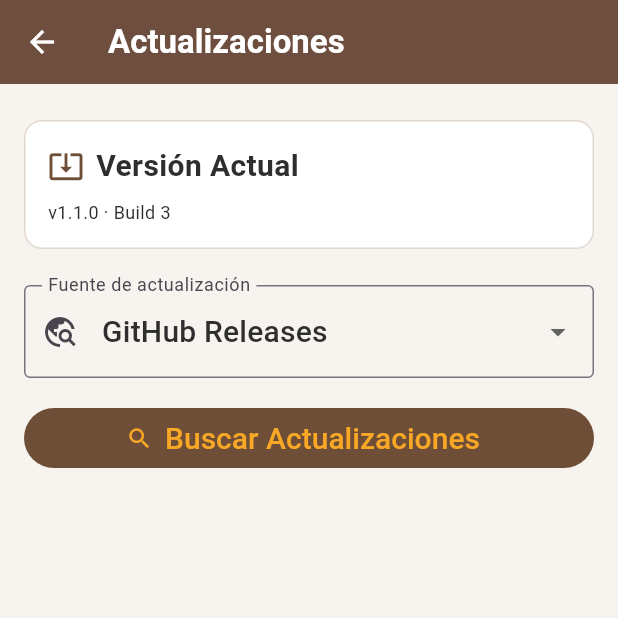
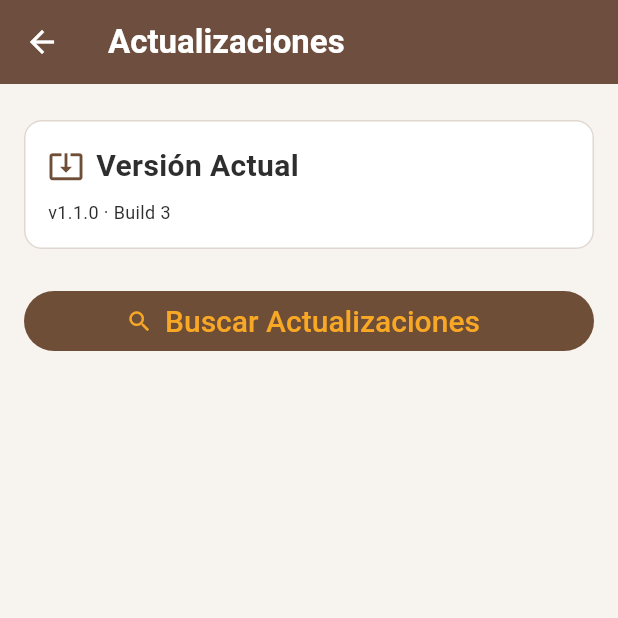
Before and after one commit to jonattancarmona92/compra-app, a Flutter app: the ActualizacionesScreen screen opened directly with empty values, on a phone screen of 412 x 824 dp, the top half of it. Run offline on Flutter 3.47's test engine with Material 3 defaults, Android fonts, the phone set to English and light mode, and no system bars; our stand-ins replace drift, flutter_riverpod, flutter_secure_storage, package_info_plus, pdf, permission_handler and 3 more; missing offline and left inert: ntp, ota_update; accounts and stored records are empty; generated files the repository leaves out were written again; network calls fail.

Commit message:
chore: eliminar Firebase del proyecto (Remote Config, Storage, hosting y google-services) — actualizaciones solo vía GitHub Releases

```diff
--- a/lib/features/configuraciones/actualizaciones_screen.dart
+++ b/lib/features/configuraciones/actualizaciones_screen.dart
@@ -1,6 +1,6 @@
 // ==================== CONFIGURACIONES > ACTUALIZACIONES ====================
-// Consulta la versión publicada en Firebase Remote Config y, si hay una
-// nueva, permite descargarla e instalarla OTA. Reglas de negocio:
+// Consulta la versión publicada en GitHub Releases y, si hay una nueva,
+// permite descargarla e instalarla OTA. Reglas de negocio:
 //   1. No se actualiza si hay un turno de caja abierto (alerta bloqueante).
 //   2. Se solicita el ID de dispositivo (4 caracteres) y debe coincidir
 //      con el guardado en la app (hardware binding).
@@ -22,16 +22,6 @@ import '../inicio/control_inicio_provider.dart';
 import 'licencia_provider.dart';
 import 'update_service.dart';
 
-enum _FuenteActualizacion {
-  github('GitHub Releases', Icons.cloud_download_outlined),
-  firebase('Firebase / Remote Config', Icons.cloud_outlined);
-
-  const _FuenteActualizacion(this.nombre, this.icono);
-
-  final String nombre;
-  final IconData icono;
-}
-
 class ActualizacionesScreen extends ConsumerStatefulWidget {
   const ActualizacionesScreen({super.key, required this.onBack});
 
@@ -48,7 +38,6 @@ class _ActualizacionesScreenState extends ConsumerState<ActualizacionesScreen> {
   final UpdateService _servicio = UpdateService();
   final _idController = TextEditingController();
 
-  _FuenteActualizacion _fuente = _FuenteActualizacion.github;
   String _versionInstalada = '';
   String _versionInstaladaNombre = '';
   int _codigoInstalado = 1;
@@ -102,9 +91,7 @@ class _ActualizacionesScreenState extends ConsumerState<ActualizacionesScreen> {
       _disponible = null;
     });
     try {
-      final info = _fuente == _FuenteActualizacion.github
-          ? await _servicio.obtenerDisponibleGitHub()
-          : await _servicio.obtenerDisponible();
+      final info = await _servicio.obtenerDisponibleGitHub();
       if (!mounted) return;
       setState(() {
         _disponible = info;
@@ -454,8 +441,6 @@ class _ActualizacionesScreenState extends ConsumerState<ActualizacionesScreen> {
         children: [
           _buildTarjetaVersion(),
           const SizedBox(height: AppEspaciado.m),
-          _buildSelectorFuente(),
-          const SizedBox(height: AppEspaciado.m),
           _buildBotonBuscar(),
           if (_buscando) ...[
             const SizedBox(height: AppEspaciado.m),
@@ -538,33 +523,6 @@ class _ActualizacionesScreenState extends ConsumerState<ActualizacionesScreen> {
           ],
         ),
       ),
-    );
-  }
-
-  Widget _buildSelectorFuente() {
-    return DropdownButtonFormField<_FuenteActualizacion>(
-      initialValue: _fuente,
-      decoration: const InputDecoration(
-        labelText: 'Fuente de actualización',
-        prefixIcon: Icon(Icons.travel_explore),
-        border: OutlineInputBorder(),
-      ),
-      items: _FuenteActualizacion.values
-          .map(
-            (f) => DropdownMenuItem(
-              value: f,
-              child: Text(f.nombre),
-            ),
-          )
-          .toList(),
-      onChanged: (v) {
-        if (v == null || _descargando) return;
-        setState(() {
-          _fuente = v;
-          _disponible = null;
-          _errorBusqueda = null;
-        });
-      },
     );
   }
 
--- a/pubspec.yaml
+++ b/pubspec.yaml
@@ -63,9 +63,6 @@ dependencies:
   # las librerías oficiales para comprobantes, informes y libros de apoyo.
   pdf: ^3.11.3
   printing: ^5.15.0
-  firebase_core: ^4.14.0
-  firebase_remote_config: ^6.6.0
-  firebase_storage: ^13.5.0
   package_info_plus: ^9.0.1
   ota_update: ^7.1.0
 
```
Also changed, not shown: lib/features/configuraciones/update_service.dart (+6 -59 lines), firebase.json (deleted), pubspec.lock, 9 other files.
